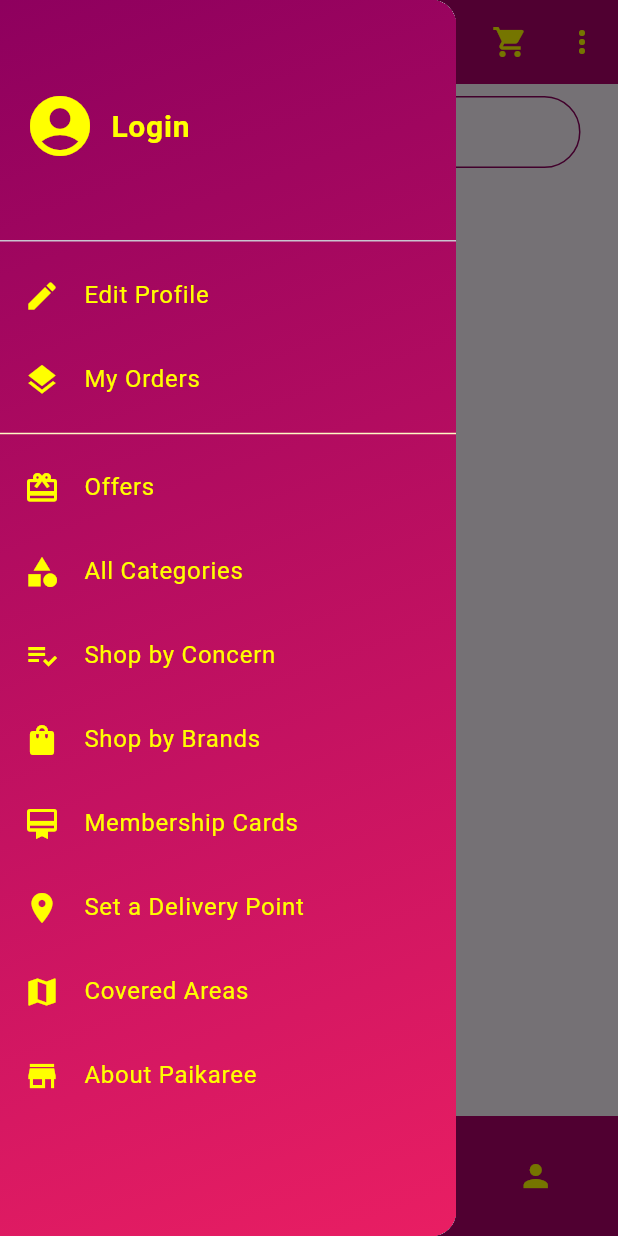
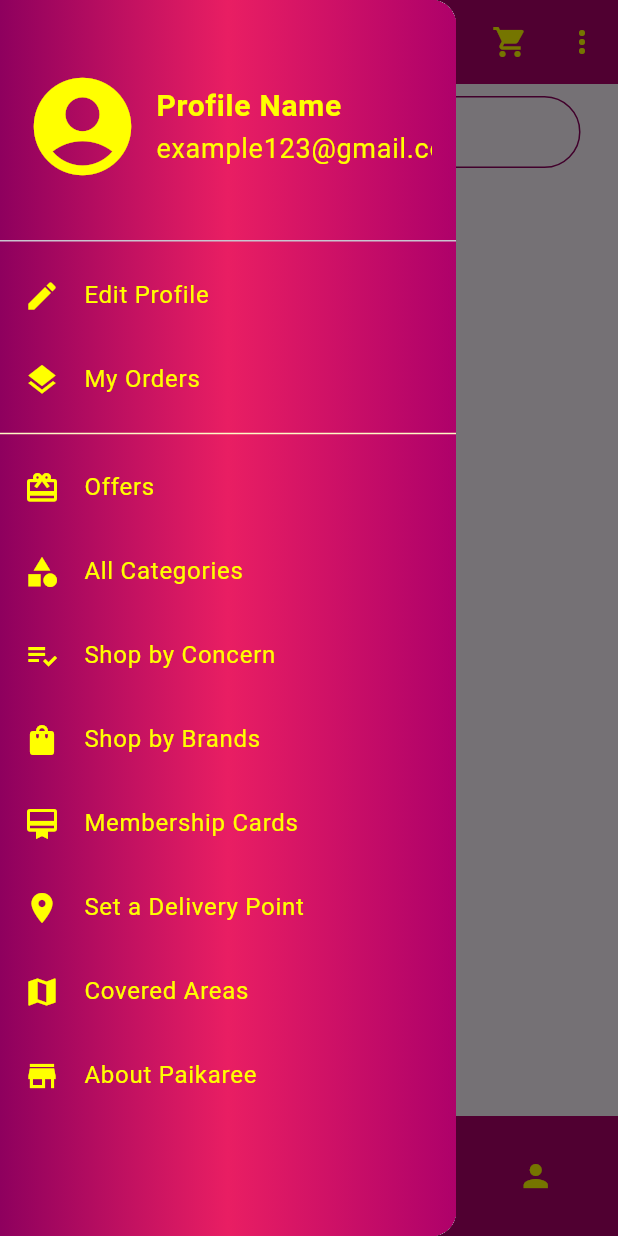
Before and after one commit to prothesbarai/Flutter-New-E-Commerce-Application, a Flutter app: the screen it shows after launch, with the side drawer open, on a phone screen of 412 x 824 dp. Run offline on Flutter 3.47's test engine with Material 3 defaults, Android fonts, the phone set to English and light mode, and no system bars.

Commit message:
v1.2.3.4

```diff
--- a/lib/main.dart
+++ b/lib/main.dart
@@ -28,6 +28,8 @@ class MyHomePage extends StatefulWidget {
 }
 class _MyHomePageState extends State<MyHomePage> {
 
+  static const String email = "example123@gmail.com";
+  static const String profileName = "Profile Name";
   bool _isSearching = false;
   TextEditingController _searchingController = TextEditingController();
 
@@ -43,7 +45,7 @@ class _MyHomePageState extends State<MyHomePage> {
           cursorHeight: 16,
           cursorWidth: 1.5,
           decoration: InputDecoration(
-            hintText: 'Search...',
+            hintText: AppString.searchHint,
             hintStyle: TextStyle(color: Colors.grey[600],fontSize: 14),
             isDense: true,
             contentPadding: EdgeInsets.symmetric(horizontal: 12, vertical: 8),
@@ -114,11 +116,11 @@ class _MyHomePageState extends State<MyHomePage> {
               return [
                 PopupMenuItem(
                   value: 'settings',
-                  child: Text('Settings'),
+                  child: Text(AppString.setting),
                 ),
                 PopupMenuItem(
                   value: 'logout',
-                  child: Text('Logout'),
+                  child: Text(AppString.logout),
                 ),
               ];
             },
@@ -126,36 +128,41 @@ class _MyHomePageState extends State<MyHomePage> {
         ],
 
       ),
-
       drawer: Drawer(
         child: Container(
+          padding: EdgeInsets.all(0),
           decoration: BoxDecoration(
             gradient: LinearGradient(
-              colors: [AppColor.pink1, AppColor.pink2],
+              colors: [AppColor.pink1,AppColor.pink2,AppColor.pink3],
               begin: Alignment.topLeft,
-              end: Alignment.bottomRight,
+              end: Alignment.topRight
             ),
           ),
           child: ListView(
-            padding: EdgeInsets.zero,
             children: [
               DrawerHeader(
                   decoration: BoxDecoration(color: Colors.transparent),
                   child: Row(
                     children: [
-                    Icon(Icons.account_circle, size: 48, color: Colors.yellowAccent),
+                      Icon(Icons.account_circle,size: 78.0,color: AppColor.yellowAccent,),
                       SizedBox(width: 10),
-                    Text(
-                      'Login',
-                      style: TextStyle(
-                        color: Colors.yellowAccent,
-                        fontSize: 20,
-                        fontWeight: FontWeight.bold,
+                      Expanded(
+                        child: Column(
+                          crossAxisAlignment: CrossAxisAlignment.start,
+                          mainAxisAlignment: MainAxisAlignment.center,
+                          children: [
+                            Text(profileName,style: TextStyle(color: AppColor.yellowAccent,fontSize: 20,fontWeight:FontWeight.bold),),
+                            SingleChildScrollView(
+                              scrollDirection: Axis.horizontal,
+                              child: Text(email,style: TextStyle(color: AppColor.yellowAccent,fontSize: 18,),),
+                            )
+                          ],
                         ),
-                    ),
+                      )
                     ],
                   ),
               ),
+
               _buildDrawerItem(Icons.edit, 'Edit Profile', context, EditProfilePage()),
               _buildDrawerItem(Icons.layers, 'My Orders', context,EditProfilePage()),
               Divider(color: Colors.yellow.shade100),
@@ -167,10 +174,13 @@ class _MyHomePageState extends State<MyHomePage> {
               _buildDrawerItem(Icons.location_on, 'Set a Delivery Point', context,EditProfilePage()),
               _buildDrawerItem(Icons.map, 'Covered Areas', context,EditProfilePage()),
               _buildDrawerItem(Icons.store, 'About Paikaree', context,EditProfilePage()),
+
             ],
           ),
         ),
       ),
+
+
       // Body Start Here
         body: SafeArea(
           child: Column(
@@ -183,7 +193,7 @@ class _MyHomePageState extends State<MyHomePage> {
                   decoration: InputDecoration(
                     contentPadding: EdgeInsets.symmetric(vertical: 10, horizontal: 16),
                     prefixIcon: Icon(Icons.search, color: AppColor.pink1, size: 20),
-                    hintText: 'Search...',
+                    hintText: AppString.searchHint,
                     hintStyle: TextStyle(fontSize: 14),
                     enabledBorder: OutlineInputBorder(
                       borderSide: BorderSide(color: AppColor.pink1),
@@ -249,20 +259,13 @@ class _MyHomePageState extends State<MyHomePage> {
 
   }
 
-
-  Widget _buildDrawerItem(IconData icon, String title, BuildContext context, Widget destinationPage) {
+  Widget _buildDrawerItem(IconData icon, String title, BuildContext context, Widget destinationPage){
     return ListTile(
-      leading: Icon(icon, color: Colors.yellowAccent),
-      title: Text(
-        title,
-        style: TextStyle(color: Colors.yellowAccent, fontSize: 16),
-      ),
-      onTap: () {
+      leading: Icon(icon,color: AppColor.yellowAccent,),
+      title: Text(title, style: TextStyle(color: AppColor.yellowAccent,fontSize: 16),),
+      onTap: (){
         Navigator.pop(context);
-        Navigator.push(
-          context,
-          MaterialPageRoute(builder: (context) => destinationPage),
-        );
+        Navigator.push(context, MaterialPageRoute(builder: (context) => destinationPage,));
       },
     );
   }
@@ -270,5 +273,4 @@ class _MyHomePageState extends State<MyHomePage> {
 
 
 
-
 }
--- a/lib/utils/AppString.dart
+++ b/lib/utils/AppString.dart
@@ -2,7 +2,8 @@ class AppString{
   static const String appName = "PaiFast";
   static const String card = "Card";
   static const String fav = "Wishlist";
-  static const String setting = "Setting";
+  static const String setting = "Settings";
   static const String profile = "Profile";
   static const String logout = "Logout";
+  static const String searchHint = "Search...";
 }
```
Also changed, not shown: assets/logos.png (added). Lines whose indentation alone changed are shown as unchanged.
